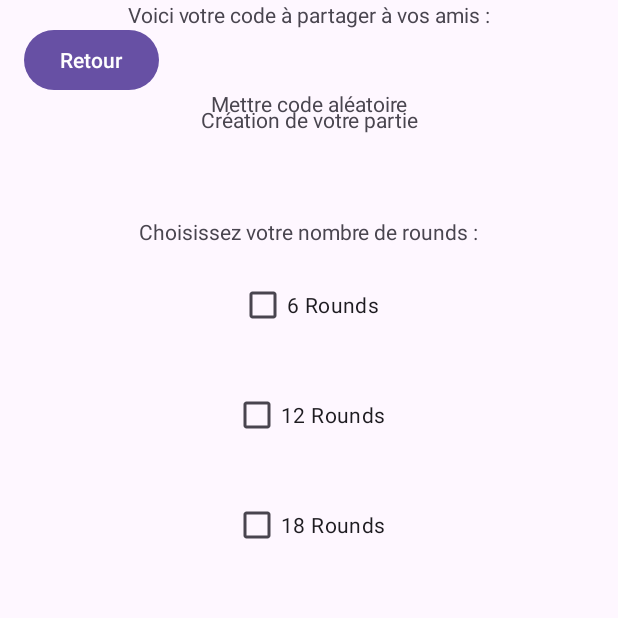
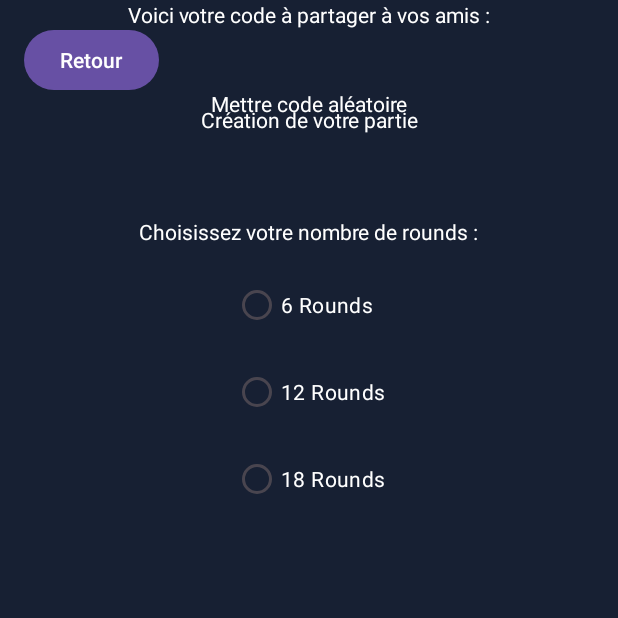
Before and after one commit to antoinevalat/MasterMeme, an Android app: the CreerJeu screen opened directly, with no data from a screen before it, on a phone screen of 412 x 824 dp, the top half of it. Run offline under Robolectric (Android 15) with nearby library versions, the phone set to English and light mode, and no system bars.

```diff
--- a/app/src/main/java/org/libreapps/mastermeme/CreerJeu.java
+++ b/app/src/main/java/org/libreapps/mastermeme/CreerJeu.java
@@ -4,12 +4,16 @@ import android.content.Intent;
 import android.os.Bundle;
 import android.view.View;
 import android.widget.Button;
+import android.widget.RadioButton;
+import android.widget.RadioGroup;
 
 import androidx.activity.EdgeToEdge;
 import androidx.appcompat.app.AppCompatActivity;
 import androidx.core.graphics.Insets;
 import androidx.core.view.ViewCompat;
 import androidx.core.view.WindowInsetsCompat;
+
+
 
 public class CreerJeu extends AppCompatActivity {
 
@@ -35,5 +39,33 @@ public class CreerJeu extends AppCompatActivity {
             }
         });
 
+        // Identifier le groupe radio et les boutons radio
+        RadioGroup radioGroupRounds = findViewById(R.id.radioGroupRounds);
+        RadioButton radioButtonRd6 = findViewById(R.id.radioButtonRd6);
+        RadioButton radioButtonRd12 = findViewById(R.id.radioButtonRd12);
+        RadioButton radioButtonRd18 = findViewById(R.id.radioButtonRd18);
+
+
+        /*
+        // Ajouter un écouteur pour gérer la sélection des boutons radio
+        radioGroupRounds.setOnCheckedChangeListener(new RadioGroup.OnCheckedChangeListener() {
+            @Override
+            public void onCheckedChanged(RadioGroup group, int checkedId) {
+                // Gérer les actions en fonction du bouton radio sélectionné
+                switch (checkedId) {
+                    case R.id.radioButtonRd6:
+                        // Actions pour 6 Rounds sélectionnés
+                        break;
+                    case R.id.radioButtonRd12:
+                        // Actions pour 12 Rounds sélectionnés
+                        break;
+                    case R.id.radioButtonRd18:
+                        // Actions pour 18 Rounds sélectionnés
+                        break;
+                }
+            }
+        });
+        */
+
     }
 }
--- a/app/src/main/res/layout/activity_apropos.xml
+++ b/app/src/main/res/layout/activity_apropos.xml
@@ -5,7 +5,9 @@
     android:id="@+id/main"
     android:layout_width="match_parent"
     android:layout_height="match_parent"
-    tools:context=".APropos">
+    tools:context=".APropos"
+    android:background="@color/bleu_fonce">
+
 
     <TextView
         android:id="@+id/txtTitreAPropos"
@@ -13,6 +15,7 @@
         android:layout_height="wrap_content"
         android:layout_marginTop="100dp"
         android:text="A propos"
+        android:textColor="#FFFFFFFF"
         app:layout_constraintEnd_toEndOf="parent"
         app:layout_constraintStart_toStartOf="parent"
         app:layout_constraintTop_toTopOf="parent" />
@@ -23,6 +26,7 @@
         android:layout_height="wrap_content"
         android:layout_marginTop="100dp"
         android:text="METTRE TEXTE"
+        android:textColor="#FFFFFFFF"
         app:layout_constraintEnd_toEndOf="parent"
         app:layout_constraintStart_toStartOf="parent"
         app:layout_constraintTop_toBottomOf="@+id/txtTitreAPropos" />
--- a/app/src/main/res/layout/activity_creer_jeu.xml
+++ b/app/src/main/res/layout/activity_creer_jeu.xml
@@ -5,7 +5,8 @@
     android:id="@+id/main"
     android:layout_width="match_parent"
     android:layout_height="match_parent"
-    tools:context=".CreerJeu">
+    tools:context=".CreerJeu"
+    android:background="@color/bleu_fonce">
 
     <TextView
         android:id="@+id/txtTitreCreer"
@@ -13,6 +14,7 @@
         android:layout_height="wrap_content"
         android:layout_marginTop="70dp"
         android:text="Création de votre partie"
+        android:textColor="#FFFFFFFF"
         app:layout_constraintEnd_toEndOf="parent"
         app:layout_constraintStart_toStartOf="parent"
         app:layout_constraintTop_toTopOf="parent" />
@@ -23,45 +25,51 @@
         android:layout_height="wrap_content"
         android:layout_marginTop="55dp"
         android:text="Choisissez votre nombre de rounds :"
+        android:textColor="#FFFFFFFF"
         app:layout_constraintEnd_toEndOf="parent"
         app:layout_constraintStart_toStartOf="parent"
         app:layout_constraintTop_toBottomOf="@+id/txtTitreCreer" />
 
-    <CheckBox
-        android:id="@+id/checkBoxRd6"
+    <RadioGroup
+        android:id="@+id/radioGroupRounds"
         android:layout_width="wrap_content"
         android:layout_height="wrap_content"
         android:layout_marginTop="15dp"
-        android:text="6 Rounds"
         app:layout_constraintEnd_toEndOf="parent"
         app:layout_constraintStart_toStartOf="parent"
-        app:layout_constraintTop_toBottomOf="@+id/txtNbRounds" />
+        app:layout_constraintTop_toBottomOf="@+id/txtNbRounds">
 
-    <CheckBox
-        android:id="@+id/checkBoxRd12"
-        android:layout_width="wrap_content"
-        android:layout_height="wrap_content"
-        android:layout_marginTop="25dp"
-        android:text="12 Rounds"
-        app:layout_constraintEnd_toEndOf="@+id/checkBoxRd6"
-        app:layout_constraintStart_toStartOf="@+id/checkBoxRd6"
-        app:layout_constraintTop_toBottomOf="@+id/checkBoxRd6" />
+        <RadioButton
+            android:id="@+id/radioButtonRd6"
+            android:layout_width="wrap_content"
+            android:layout_height="wrap_content"
+            android:text="6 Rounds"
+            android:textColor="#FFFFFFFF" />
 
-    <CheckBox
-        android:id="@+id/checkBoxRd18"
-        android:layout_width="wrap_content"
-        android:layout_height="wrap_content"
-        android:layout_marginTop="25dp"
-        android:text="18 Rounds"
-        app:layout_constraintEnd_toEndOf="@+id/checkBoxRd12"
-        app:layout_constraintStart_toStartOf="@+id/checkBoxRd12"
-        app:layout_constraintTop_toBottomOf="@+id/checkBoxRd12" />
+        <RadioButton
+            android:id="@+id/radioButtonRd12"
+            android:layout_width="wrap_content"
+            android:layout_height="wrap_content"
+            android:layout_marginTop="10dp"
+            android:text="12 Rounds"
+            android:textColor="#FFFFFFFF" />
+
+        <RadioButton
+            android:id="@+id/radioButtonRd18"
+            android:layout_width="wrap_content"
+            android:layout_height="wrap_content"
+            android:layout_marginTop="10dp"
+            android:text="18 Rounds"
+            android:textColor="#FFFFFFFF" />
+
+    </RadioGroup>
 
     <TextView
         android:id="@+id/txtGenererCode"
         android:layout_width="wrap_content"
         android:layout_height="wrap_content"
         android:text="Voici votre code à partager à vos amis :"
+        android:textColor="#FFFFFFFF"
         app:layout_constraintEnd_toEndOf="parent"
         app:layout_constraintStart_toStartOf="parent"
         tools:layout_editor_absoluteY="426dp" />
@@ -72,6 +80,7 @@
         android:layout_height="wrap_content"
         android:layout_marginTop="40dp"
         android:text="Mettre code aléatoire"
+        android:textColor="#FFFFFFFF"
         app:layout_constraintEnd_toEndOf="parent"
         app:layout_constraintStart_toStartOf="parent"
         app:layout_constraintTop_toBottomOf="@+id/txtGenererCode" />
@@ -86,5 +95,4 @@
         app:layout_constraintStart_toStartOf="parent"
         app:layout_constraintTop_toTopOf="parent" />
 
-
 </androidx.constraintlayout.widget.ConstraintLayout>
--- a/app/src/main/res/layout/activity_regles_jeu.xml
+++ b/app/src/main/res/layout/activity_regles_jeu.xml
@@ -5,7 +5,8 @@
     android:id="@+id/main"
     android:layout_width="match_parent"
     android:layout_height="match_parent"
-    tools:context=".ReglesJeu">
+    tools:context=".ReglesJeu"
+    android:background="@color/bleu_fonce">
 
     <TextView
         android:id="@+id/txtTitreRegles"
@@ -13,6 +14,7 @@
         android:layout_height="wrap_content"
         android:layout_marginTop="70dp"
         android:text="Voici les règles du jeu"
+        android:textColor="#FFFFFFFF"
         app:layout_constraintEnd_toEndOf="parent"
         app:layout_constraintStart_toStartOf="parent"
         app:layout_constraintTop_toTopOf="parent" />
@@ -23,6 +25,7 @@
         android:layout_height="wrap_content"
         android:layout_marginTop="60dp"
         android:text="Bienvenue dans MemeMaster !"
+        android:textColor="#FFFFFFFF"
         app:layout_constraintEnd_toEndOf="parent"
         app:layout_constraintStart_toStartOf="parent"
         app:layout_constraintTop_toBottomOf="@+id/txtTitreRegles" />
@@ -35,6 +38,7 @@
         android:layout_marginTop="35dp"
         android:layout_marginEnd="40dp"
         android:text="Chaque partie se déroule avec au moins 3 joueurs. A chaque partie, un des joueurs est tiré au hasard pour être le juge du tour qui va être joué. Puis une phrase de contexte va être donnée aux joueurs et ils vont devoir y attribuer leur meme qui leur semble le plus adapté. A la fin du tour, le joueur qui avait été sélectionné comme le juge désigne qui est le vainqueur. Puis au tour suivant c'est un autre joueur qui devient juge du tour."
+        android:textColor="#FFFFFFFF"
         app:layout_constraintEnd_toEndOf="parent"
         app:layout_constraintStart_toStartOf="parent"
         app:layout_constraintTop_toBottomOf="@+id/txtRegles1" />
--- a/app/src/main/res/layout/activity_rejoindre_jeu.xml
+++ b/app/src/main/res/layout/activity_rejoindre_jeu.xml
@@ -5,7 +5,8 @@
     android:id="@+id/main"
     android:layout_width="match_parent"
     android:layout_height="match_parent"
-    tools:context=".RejoindreJeu">
+    tools:context=".RejoindreJeu"
+    android:background="@color/bleu_fonce">
 
     <TextView
         android:id="@+id/txtTitreRejoindre"
@@ -13,6 +14,7 @@
         android:layout_height="wrap_content"
         android:layout_marginTop="70dp"
         android:text="Entrez le code pour rejoindre votre partie"
+        android:textColor="#FFFFFFFF"
         app:layout_constraintEnd_toEndOf="parent"
         app:layout_constraintStart_toStartOf="parent"
         app:layout_constraintTop_toTopOf="parent" />
@@ -24,6 +26,7 @@
         android:layout_marginTop="100dp"
         android:ems="10"
         android:hint="Entrez vorte code ici"
+        android:textColor="#FFFFFFFF"
         android:inputType="text"
         app:layout_constraintEnd_toEndOf="parent"
         app:layout_constraintStart_toStartOf="parent"
```
